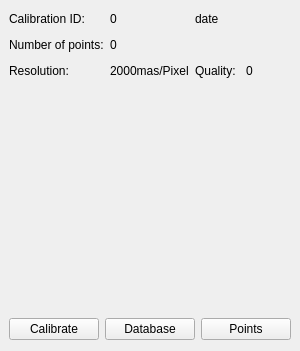
Before: the Qt Designer form snowgui/snowgui/common/calibrationwidget.ui in AndreasFMueller/AstroPhotography, drawn with Qt 5.
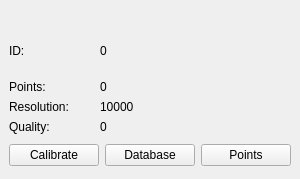
After: the same form once the commit is applied. Custom widgets are drawn as their Qt base class.

```diff
--- a/snowgui/snowgui/common/calibrationwidget.ui
+++ b/snowgui/snowgui/common/calibrationwidget.ui
@@ -7,7 +7,7 @@
     <x>0</x>
     <y>0</y>
     <width>300</width>
-    <height>351</height>
+    <height>179</height>
    </rect>
   </property>
   <property name="minimumSize">
@@ -16,6 +16,12 @@
     <height>0</height>
    </size>
   </property>
+  <property name="maximumSize">
+   <size>
+    <width>300</width>
+    <height>16777215</height>
+   </size>
+  </property>
   <property name="windowTitle">
    <string>Form</string>
   </property>
@@ -34,6 +40,12 @@
    </property>
    <item>
     <widget class="QWidget" name="widget" native="true">
+     <property name="minimumSize">
+      <size>
+       <width>0</width>
+       <height>125</height>
+      </size>
+     </property>
      <property name="maximumSize">
       <size>
        <width>16777215</width>
@@ -44,7 +56,7 @@
       <item row="2" column="1">
        <widget class="QLabel" name="resolutionField">
         <property name="text">
-         <string>2000mas/Pixel</string>
+         <string>10000</string>
         </property>
        </widget>
       </item>
@@ -55,6 +67,13 @@
         </property>
        </widget>
       </item>
+      <item row="3" column="1">
+       <widget class="QLabel" name="qualityField">
+        <property name="text">
+         <string>0</string>
+        </property>
+       </widget>
+      </item>
       <item row="2" column="0">
        <widget class="QLabel" name="resolutionLabel">
         <property name="text">
@@ -62,8 +81,8 @@
         </property>
        </widget>
       </item>
-      <item row="2" column="2">
-       <widget class="QLabel" name="qualitiyLabel">
+      <item row="3" column="0">
+       <widget class="QLabel" name="qualityLabel">
         <property name="text">
          <string>Quality:</string>
         </property>
@@ -82,37 +101,36 @@
       <item row="0" column="0">
        <widget class="QLabel" name="calibrationIDLabel">
         <property name="text">
-         <string>Calibration ID:</string>
+         <string>ID:</string>
         </property>
        </widget>
       </item>
       <item row="1" column="0">
        <widget class="QLabel" name="numberLabel">
         <property name="text">
-         <string>Number of points:</string>
+         <string>Points:</string>
         </property>
        </widget>
       </item>
-      <item row="2" column="3">
-       <widget class="QLabel" name="qualityField">
-        <property name="text">
-         <string>0</string>
+      <item row="0" column="2">
+       <widget class="snowgui::CalibrationDisplayWidget" name="calibrationdisplayWidget" native="true">
+        <property name="minimumSize">
+         <size>
+          <width>100</width>
+          <height>100</height>
+         </size>
         </property>
-       </widget>
-      </item>
-      <item row="0" column="2" colspan="2">
-       <widget class="QLabel" name="dateField">
-        <property name="text">
-         <string>date</string>
+        <property name="maximumSize">
+         <size>
+          <width>100</width>
+          <height>100</height>
+         </size>
         </property>
        </widget>
       </item>
      </layout>
     </widget>
    </item>
-   <item>
-    <widget class="QWidget" name="calibrationdisplayWidget" native="true"/>
-   </item>
    <item>
     <widget class="QWidget" name="buttonWidget" native="true">
      <property name="maximumSize">
@@ -148,6 +166,14 @@
    </item>
   </layout>
  </widget>
+ <customwidgets>
+  <customwidget>
+   <class>snowgui::CalibrationDisplayWidget</class>
+   <extends>QWidget</extends>
+   <header location="global">calibrationdisplaywidget.h</header>
+   <container>1</container>
+  </customwidget>
+ </customwidgets>
  <resources/>
  <connections/>
 </ui>
```
